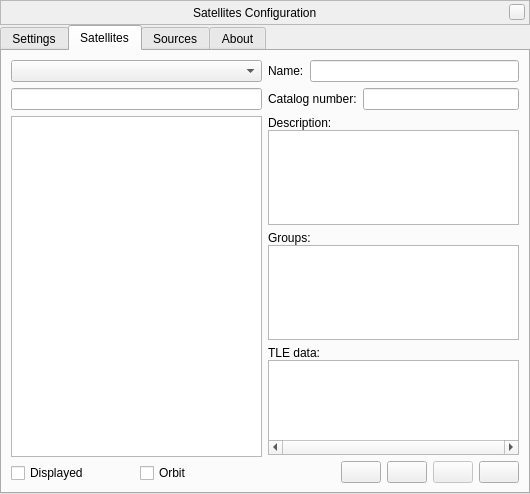
First picture: the form in plugins/Satellites/src/gui/satellitesDialog.ui, repository 519984307/stellarium_src, before the edit.
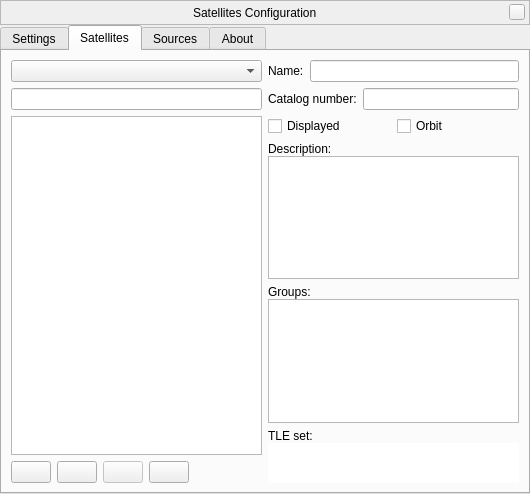
Second picture: the form after the edit. The open tabs and pages were chosen to show the change. Custom widgets are drawn as their Qt base class.

Commit message: some tweaks to SatellitesDialog, preparation for later work

```diff
--- a/plugins/Satellites/src/gui/satellitesDialog.ui
+++ b/plugins/Satellites/src/gui/satellitesDialog.ui
@@ -6,7 +6,7 @@
    <rect>
     <x>0</x>
     <y>0</y>
-    <width>528</width>
+    <width>530</width>
     <height>494</height>
    </rect>
   </property>
@@ -120,7 +120,7 @@
    <item>
     <widget class="QTabWidget" name="tabs">
      <property name="currentIndex">
-      <number>1</number>
+      <number>0</number>
      </property>
      <property name="documentMode">
       <bool>false</bool>
@@ -443,39 +443,93 @@
          </item>
          <item>
           <widget class="QListView" name="satellitesList">
+           <property name="toolTip">
+            <string>Double-click a satellite to start tracking it.</string>
+           </property>
            <property name="selectionMode">
             <enum>QAbstractItemView::ExtendedSelection</enum>
            </property>
           </widget>
          </item>
          <item>
-          <layout class="QHBoxLayout" name="horizontalLayout_3">
+          <layout class="QHBoxLayout" name="horizontalLayout_2">
            <item>
-            <widget class="QCheckBox" name="visibleCheckbox">
+            <widget class="QPushButton" name="addSatellitesButton">
+             <property name="sizePolicy">
+              <sizepolicy hsizetype="Fixed" vsizetype="Fixed">
+               <horstretch>0</horstretch>
+               <verstretch>0</verstretch>
+              </sizepolicy>
+             </property>
              <property name="toolTip">
-              <string>Display the selected satellite(s)</string>
+              <string>Add more satellites</string>
              </property>
-             <property name="text">
-              <string>Displayed</string>
+            </widget>
+           </item>
+           <item>
+            <widget class="QPushButton" name="removeSatellitesButton">
+             <property name="sizePolicy">
+              <sizepolicy hsizetype="Fixed" vsizetype="Fixed">
+               <horstretch>0</horstretch>
+               <verstretch>0</verstretch>
+              </sizepolicy>
              </property>
-             <property name="tristate">
+             <property name="toolTip">
+              <string>Remove the selected satellites</string>
+             </property>
+            </widget>
+           </item>
+           <item>
+            <widget class="QPushButton" name="commsButton">
+             <property name="enabled">
               <bool>false</bool>
              </property>
+             <property name="sizePolicy">
+              <sizepolicy hsizetype="Fixed" vsizetype="Fixed">
+               <horstretch>0</horstretch>
+               <verstretch>0</verstretch>
+              </sizepolicy>
+             </property>
+             <property name="text">
+              <string/>
+             </property>
+             <property name="checkable">
+              <bool>true</bool>
+             </property>
             </widget>
            </item>
            <item>
-            <widget class="QCheckBox" name="orbitCheckbox">
+            <widget class="QPushButton" name="saveSatellitesButton">
+             <property name="enabled">
+              <bool>true</bool>
+             </property>
+             <property name="sizePolicy">
+              <sizepolicy hsizetype="Fixed" vsizetype="Fixed">
+               <horstretch>0</horstretch>
+               <verstretch>0</verstretch>
+              </sizepolicy>
+             </property>
              <property name="toolTip">
-              <string>Display orbit line(s) for the selected satellite(s)</string>
+              <string>Save changes</string>
              </property>
              <property name="text">
-              <string>Orbit</string>
+              <string/>
              </property>
-             <property name="tristate">
-              <bool>false</bool>
-             </property>
             </widget>
            </item>
+           <item>
+            <spacer name="horizontalSpacer_2">
+             <property name="orientation">
+              <enum>Qt::Horizontal</enum>
+             </property>
+             <property name="sizeHint" stdset="0">
+              <size>
+               <width>40</width>
+               <height>20</height>
+              </size>
+             </property>
+            </spacer>
+           </item>
           </layout>
          </item>
         </layout>
@@ -489,6 +543,9 @@
              <property name="text">
               <string>Name:</string>
              </property>
+             <property name="buddy">
+              <cstring>idLineEdit</cstring>
+             </property>
             </widget>
            </item>
            <item>
@@ -510,6 +567,9 @@
              <property name="text">
               <string>Catalog number:</string>
              </property>
+             <property name="buddy">
+              <cstring>lineEditCatalogNumber</cstring>
+             </property>
             </widget>
            </item>
            <item>
@@ -524,6 +584,36 @@
            </item>
           </layout>
          </item>
+         <item>
+          <layout class="QHBoxLayout" name="horizontalLayout_3">
+           <item>
+            <widget class="QCheckBox" name="visibleCheckbox">
+             <property name="toolTip">
+              <string>Display the selected satellite(s)</string>
+             </property>
+             <property name="text">
+              <string>Displayed</string>
+             </property>
+             <property name="tristate">
+              <bool>false</bool>
+             </property>
+            </widget>
+           </item>
+           <item>
+            <widget class="QCheckBox" name="orbitCheckbox">
+             <property name="toolTip">
+              <string>Display orbit line(s) for the selected satellite(s)</string>
+             </property>
+             <property name="text">
+              <string>Orbit</string>
+             </property>
+             <property name="tristate">
+              <bool>false</bool>
+             </property>
+            </widget>
+           </item>
+          </layout>
+         </item>
          <item>
           <layout class="QVBoxLayout" name="verticalLayout_6">
            <property name="spacing">
@@ -538,11 +628,6 @@
            </item>
            <item>
             <widget class="QTextEdit" name="descriptionTextEdit">
-             <property name="font">
-              <font>
-               <family>Bitstream Vera Sans</family>
-              </font>
-             </property>
              <property name="readOnly">
               <bool>true</bool>
              </property>
@@ -570,12 +655,6 @@
                <verstretch>20</verstretch>
               </sizepolicy>
              </property>
-             <property name="font">
-              <font>
-               <family>Bitstream Vera Sans</family>
-               <pointsize>10</pointsize>
-              </font>
-             </property>
              <property name="toolTip">
               <string>Comma separated list of groups</string>
              </property>
@@ -592,121 +671,32 @@
             <number>0</number>
            </property>
            <item>
-            <widget class="QLabel" name="label_2">
+            <widget class="QLabel" name="labelTle">
              <property name="text">
-              <string>TLE data:</string>
+              <string>TLE set:</string>
              </property>
             </widget>
            </item>
            <item>
-            <widget class="QTextEdit" name="tleTextEdit">
-             <property name="sizePolicy">
-              <sizepolicy hsizetype="Expanding" vsizetype="Expanding">
-               <horstretch>0</horstretch>
-               <verstretch>20</verstretch>
-              </sizepolicy>
+            <widget class="QLineEdit" name="tleFirstLineEdit">
+             <property name="frame">
+              <bool>false</bool>
              </property>
-             <property name="font">
-              <font>
-               <family>Bitstream Vera Sans Mono</family>
-               <pointsize>8</pointsize>
-              </font>
-             </property>
-             <property name="toolTip">
-              <string>NORAD two line element orbit data</string>
-             </property>
-             <property name="horizontalScrollBarPolicy">
-              <enum>Qt::ScrollBarAlwaysOn</enum>
-             </property>
-             <property name="lineWrapMode">
-              <enum>QTextEdit::NoWrap</enum>
-             </property>
              <property name="readOnly">
               <bool>true</bool>
              </property>
             </widget>
            </item>
-          </layout>
-         </item>
-         <item>
-          <layout class="QHBoxLayout" name="horizontalLayout_2">
            <item>
-            <spacer name="horizontalSpacer_2">
-             <property name="orientation">
-              <enum>Qt::Horizontal</enum>
-             </property>
-             <property name="sizeHint" stdset="0">
-              <size>
-               <width>40</width>
-               <height>20</height>
-              </size>
-             </property>
-            </spacer>
-           </item>
-           <item>
-            <widget class="QPushButton" name="removeSatellitesButton">
-             <property name="sizePolicy">
-              <sizepolicy hsizetype="Fixed" vsizetype="Fixed">
-               <horstretch>0</horstretch>
-               <verstretch>0</verstretch>
-              </sizepolicy>
-             </property>
-             <property name="toolTip">
-              <string>Remove the selected satellites</string>
-             </property>
-            </widget>
-           </item>
-           <item>
-            <widget class="QPushButton" name="addSatellitesButton">
-             <property name="sizePolicy">
-              <sizepolicy hsizetype="Fixed" vsizetype="Fixed">
-               <horstretch>0</horstretch>
-               <verstretch>0</verstretch>
-              </sizepolicy>
-             </property>
-             <property name="toolTip">
-              <string>Add more satellites</string>
-             </property>
-            </widget>
-           </item>
-           <item>
-            <widget class="QPushButton" name="commsButton">
-             <property name="enabled">
+            <widget class="QLineEdit" name="tleSecondLineEdit">
+             <property name="frame">
               <bool>false</bool>
              </property>
-             <property name="sizePolicy">
-              <sizepolicy hsizetype="Fixed" vsizetype="Fixed">
-               <horstretch>0</horstretch>
-               <verstretch>0</verstretch>
-              </sizepolicy>
-             </property>
-             <property name="text">
-              <string/>
-             </property>
-             <property name="checkable">
+             <property name="readOnly">
               <bool>true</bool>
              </property>
             </widget>
            </item>
-           <item>
-            <widget class="QPushButton" name="saveSatellitesButton">
-             <property name="enabled">
-              <bool>true</bool>
-             </property>
-             <property name="sizePolicy">
-              <sizepolicy hsizetype="Fixed" vsizetype="Fixed">
-               <horstretch>0</horstretch>
-               <verstretch>0</verstretch>
-              </sizepolicy>
-             </property>
-             <property name="toolTip">
-              <string>Save changes</string>
-             </property>
-             <property name="text">
-              <string/>
-             </property>
-            </widget>
-           </item>
           </layout>
          </item>
         </layout>
```
Left out of the diff: 9 changed lines with no effect on the pictures. The commit also changes 2 other files.
